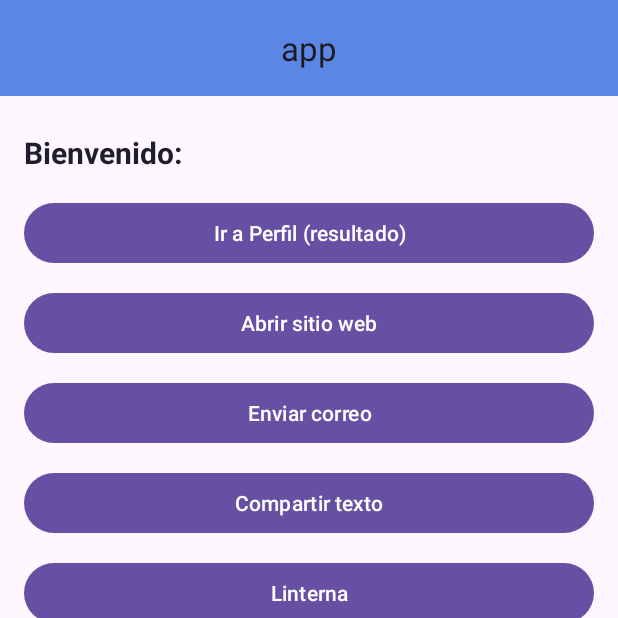
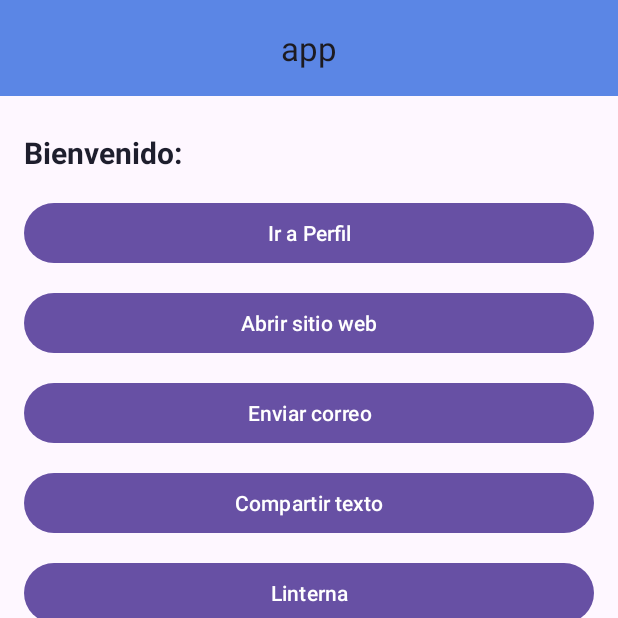
Before and after one commit to Dnatio/MiApp, an Android app: the HomeActivity screen opened directly, with no data from a screen before it, on a phone screen of 412 x 824 dp, the top half of it. Run offline under Robolectric (Android 15) with nearby library versions, the phone set to English and light mode, and no system bars.

Commit message:
Update activity_home.xml

```diff
--- a/app/src/main/res/layout/activity_home.xml
+++ b/app/src/main/res/layout/activity_home.xml
@@ -61,7 +61,7 @@
                     android:layout_width="match_parent"
                     android:layout_height="wrap_content"
                     android:layout_marginTop="16dp"
-                    android:text="Ir a Perfil (resultado)" />
+                    android:text="Ir a Perfil" />
 
                 <!-- Botón: Abrir sitio web -->
                 <Button
```
